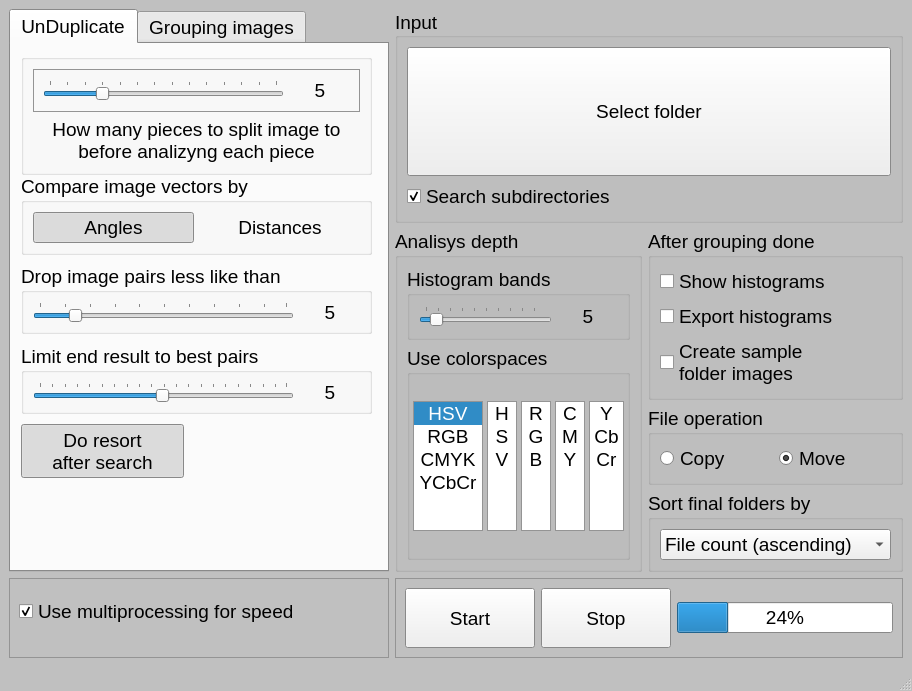
The window that VisImSorter.ui (FuhrerStein/VisImSorter2) describes before a commit, drawn with Qt 5.
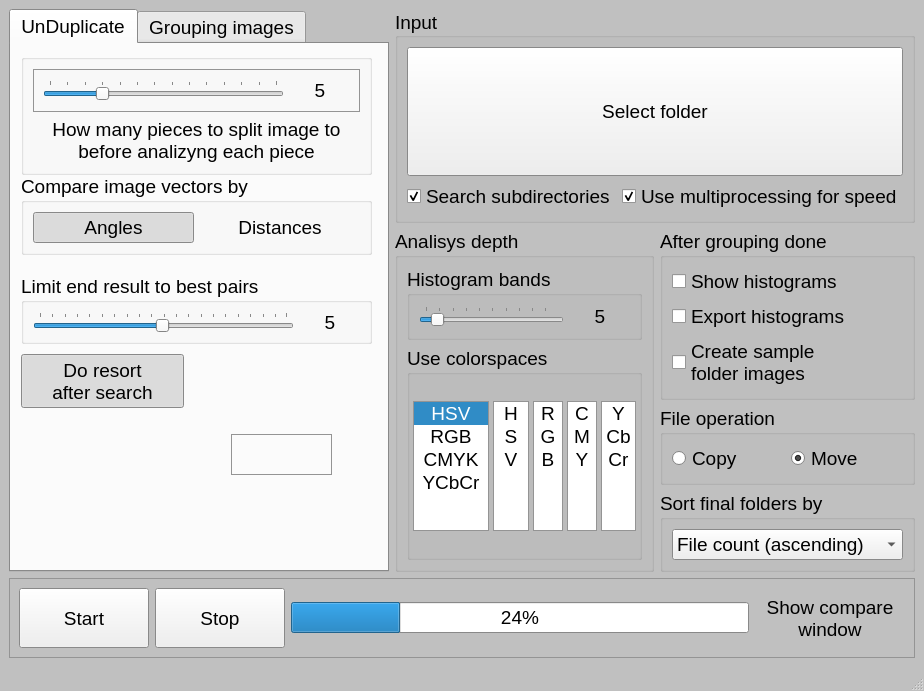
The same window after the commit.

Patch:
```diff
--- a/VisImSorter.ui
+++ b/VisImSorter.ui
@@ -6,8 +6,8 @@
    <rect>
     <x>0</x>
     <y>0</y>
-    <width>896</width>
-    <height>675</height>
+    <width>903</width>
+    <height>666</height>
    </rect>
   </property>
   <property name="sizePolicy">
@@ -733,8 +733,28 @@
       <property name="alignment">
        <set>Qt::AlignJustify|Qt::AlignVCenter</set>
       </property>
-      <layout class="QVBoxLayout" name="verticalLayout">
-       <item>
+      <layout class="QFormLayout" name="formLayout">
+       <item row="3" column="1">
+        <widget class="QCheckBox" name="check_multiprocessing">
+         <property name="text">
+          <string>Use multiprocessing for speed</string>
+         </property>
+         <property name="checked">
+          <bool>true</bool>
+         </property>
+        </widget>
+       </item>
+       <item row="3" column="0">
+        <widget class="QCheckBox" name="check_subdirs_box">
+         <property name="text">
+          <string>Search subdirectories</string>
+         </property>
+         <property name="checked">
+          <bool>true</bool>
+         </property>
+        </widget>
+       </item>
+       <item row="0" column="0" colspan="2">
         <widget class="QPushButton" name="select_folder_button">
          <property name="sizePolicy">
           <sizepolicy hsizetype="MinimumExpanding" vsizetype="MinimumExpanding">
@@ -762,45 +782,9 @@
          </property>
         </widget>
        </item>
-       <item>
-        <widget class="QCheckBox" name="check_subdirs_box">
-         <property name="text">
-          <string>Search subdirectories</string>
-         </property>
-         <property name="checked">
-          <bool>true</bool>
-         </property>
-        </widget>
-       </item>
       </layout>
      </widget>
     </item>
-    <item row="4" column="0">
-     <widget class="QFrame" name="frame_2">
-      <property name="frameShape">
-       <enum>QFrame::StyledPanel</enum>
-      </property>
-      <property name="frameShadow">
-       <enum>QFrame::Raised</enum>
-      </property>
-      <widget class="QCheckBox" name="check_multiprocessing">
-       <property name="geometry">
-        <rect>
-         <x>10</x>
-         <y>20</y>
-         <width>274</width>
-         <height>27</height>
-        </rect>
-       </property>
-       <property name="text">
-        <string>Use multiprocessing for speed</string>
-       </property>
-       <property name="checked">
-        <bool>true</bool>
-       </property>
-      </widget>
-     </widget>
-    </item>
     <item row="3" column="2">
      <widget class="QGroupBox" name="groupBox_5">
       <property name="title">
@@ -837,51 +821,6 @@
       </layout>
      </widget>
     </item>
-    <item row="4" column="1" colspan="2">
-     <widget class="QFrame" name="frame">
-      <property name="frameShape">
-       <enum>QFrame::StyledPanel</enum>
-      </property>
-      <property name="frameShadow">
-       <enum>QFrame::Raised</enum>
-      </property>
-      <layout class="QHBoxLayout" name="horizontalLayout">
-       <item>
-        <widget class="QPushButton" name="btn_start">
-         <property name="minimumSize">
-          <size>
-           <width>130</width>
-           <height>60</height>
-          </size>
-         </property>
-         <property name="text">
-          <string>Start</string>
-         </property>
-        </widget>
-       </item>
-       <item>
-        <widget class="QPushButton" name="btn_stop">
-         <property name="minimumSize">
-          <size>
-           <width>130</width>
-           <height>60</height>
-          </size>
-         </property>
-         <property name="text">
-          <string>Stop</string>
-         </property>
-        </widget>
-       </item>
-       <item>
-        <widget class="QProgressBar" name="progressBar">
-         <property name="value">
-          <number>24</number>
-         </property>
-        </widget>
-       </item>
-      </layout>
-     </widget>
-    </item>
     <item row="1" column="2">
      <widget class="QGroupBox" name="group_final">
       <property name="title">
@@ -1036,79 +975,11 @@
          </item>
         </layout>
        </widget>
-       <widget class="QGroupBox" name="groupBox_3">
-        <property name="geometry">
-         <rect>
-          <x>10</x>
-          <y>220</y>
-          <width>351</width>
-          <height>70</height>
-         </rect>
-        </property>
-        <property name="title">
-         <string>Drop image pairs less like than</string>
-        </property>
-        <layout class="QHBoxLayout" name="horizontalLayout_10">
-         <item>
-          <widget class="QSlider" name="slider_image_max_likeness">
-           <property name="minimum">
-            <number>1</number>
-           </property>
-           <property name="maximum">
-            <number>100</number>
-           </property>
-           <property name="value">
-            <number>15</number>
-           </property>
-           <property name="orientation">
-            <enum>Qt::Horizontal</enum>
-           </property>
-           <property name="invertedAppearance">
-            <bool>false</bool>
-           </property>
-           <property name="invertedControls">
-            <bool>false</bool>
-           </property>
-           <property name="tickPosition">
-            <enum>QSlider::TicksAbove</enum>
-           </property>
-           <property name="tickInterval">
-            <number>10</number>
-           </property>
-          </widget>
-         </item>
-         <item>
-          <widget class="QLabel" name="lbl_image_max_likeness">
-           <property name="sizePolicy">
-            <sizepolicy hsizetype="Maximum" vsizetype="Preferred">
-             <horstretch>162</horstretch>
-             <verstretch>95</verstretch>
-            </sizepolicy>
-           </property>
-           <property name="minimumSize">
-            <size>
-             <width>60</width>
-             <height>0</height>
-            </size>
-           </property>
-           <property name="layoutDirection">
-            <enum>Qt::LeftToRight</enum>
-           </property>
-           <property name="text">
-            <string>5</string>
-           </property>
-           <property name="alignment">
-            <set>Qt::AlignCenter</set>
-           </property>
-          </widget>
-         </item>
-        </layout>
-       </widget>
        <widget class="QGroupBox" name="groupBox_7">
         <property name="geometry">
          <rect>
           <x>10</x>
-          <y>300</y>
+          <y>230</y>
           <width>351</width>
           <height>70</height>
          </rect>
@@ -1226,7 +1097,7 @@
         <property name="geometry">
          <rect>
           <x>10</x>
-          <y>380</y>
+          <y>310</y>
           <width>163</width>
           <height>54</height>
          </rect>
@@ -1245,6 +1116,22 @@
          <bool>true</bool>
         </property>
        </widget>
+       <widget class="QFrame" name="frame_2">
+        <property name="geometry">
+         <rect>
+          <x>220</x>
+          <y>390</y>
+          <width>101</width>
+          <height>41</height>
+         </rect>
+        </property>
+        <property name="frameShape">
+         <enum>QFrame::StyledPanel</enum>
+        </property>
+        <property name="frameShadow">
+         <enum>QFrame::Raised</enum>
+        </property>
+       </widget>
       </widget>
       <widget class="QWidget" name="tab_grouping">
        <property name="accessibleName">
@@ -1550,6 +1437,80 @@
       </widget>
      </widget>
     </item>
+    <item row="4" column="0" colspan="3">
+     <widget class="QFrame" name="frame">
+      <property name="frameShape">
+       <enum>QFrame::StyledPanel</enum>
+      </property>
+      <property name="frameShadow">
+       <enum>QFrame::Raised</enum>
+      </property>
+      <layout class="QHBoxLayout" name="horizontalLayout">
+       <item>
+        <widget class="QPushButton" name="btn_start">
+         <property name="minimumSize">
+          <size>
+           <width>130</width>
+           <height>60</height>
+          </size>
+         </property>
+         <property name="text">
+          <string>Start</string>
+         </property>
+        </widget>
+       </item>
+       <item>
+        <widget class="QPushButton" name="btn_stop">
+         <property name="minimumSize">
+          <size>
+           <width>130</width>
+           <height>60</height>
+          </size>
+         </property>
+         <property name="text">
+          <string>Stop</string>
+         </property>
+        </widget>
+       </item>
+       <item>
+        <widget class="QProgressBar" name="progressBar">
+         <property name="value">
+          <number>24</number>
+         </property>
+        </widget>
+       </item>
+       <item>
+        <widget class="QPushButton" name="btn_show_compare_wnd">
+         <property name="sizePolicy">
+          <sizepolicy hsizetype="Preferred" vsizetype="Fixed">
+           <horstretch>0</horstretch>
+           <verstretch>0</verstretch>
+          </sizepolicy>
+         </property>
+         <property name="minimumSize">
+          <size>
+           <width>150</width>
+           <height>60</height>
+          </size>
+         </property>
+         <property name="text">
+          <string>Show compare
+window</string>
+         </property>
+         <property name="checkable">
+          <bool>true</bool>
+         </property>
+         <property name="checked">
+          <bool>false</bool>
+         </property>
+         <property name="flat">
+          <bool>true</bool>
+         </property>
+        </widget>
+       </item>
+      </layout>
+     </widget>
+    </item>
    </layout>
   </widget>
   <widget class="QStatusBar" name="statusbar">
```
